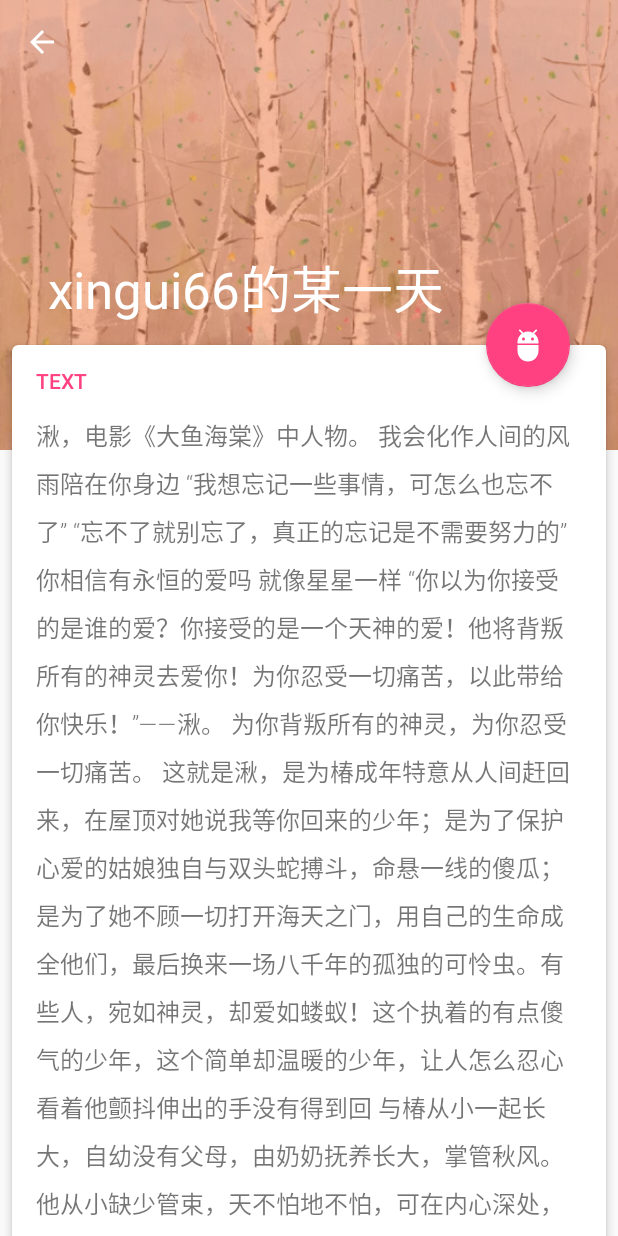
After one commit to xingui66/keer, an Android app: the DynamicDetailActivity screen opened directly, with no data from a screen before it, on a phone screen of 412 x 824 dp. The commit adds this screen. Run offline under Robolectric (Android 15) with nearby library versions, the phone set to English and light mode, and no system bars; network calls fail.

Commit message:
1.根据coordinatorlayut布局，编写了第二个页面 2.FloatActionButton的动态控制

```diff
--- a/app/build.gradle
+++ b/app/build.gradle
@@ -22,7 +22,6 @@ android {
         exclude 'META-INF/rxjava.properties'
     }
 }
-
 dependencies {
     compile fileTree(dir: 'libs', include: ['*.jar'])
     androidTestCompile('com.android.support.test.espresso:espresso-core:2.2.2', {
@@ -44,8 +43,9 @@ dependencies {
     compile 'com.google.dagger:dagger:2.0.2'
     compile 'com.jakewharton:butterknife:7.0.1'
     compile 'com.android.support:design:25.3.1'
+    compile 'com.google.android:flexbox:0.3.0'
     testCompile 'junit:junit:4.12'
+    compile "com.android.support:cardview-v7:25.3.1"
     apt 'com.google.dagger:dagger-compiler:2.0.2'
     provided 'org.glassfish:javax.annotation:10.0-b28'
-    compile 'com.google.android:flexbox:0.3.0'
 }
--- a/app/src/main/java/com/xingui/keer/ui/MainActivity.java
+++ b/app/src/main/java/com/xingui/keer/ui/MainActivity.java
@@ -1,6 +1,7 @@
 package com.xingui.keer.ui;
 
 import android.os.Bundle;
+import android.support.design.widget.FloatingActionButton;
 import android.support.v7.app.AppCompatActivity;
 import android.support.v7.widget.RecyclerView;
 import android.view.View;
@@ -17,6 +18,7 @@ import com.xingui.keer.component.DaggerLoginComponet;
 import com.xingui.keer.component.LoginComponet;
 import com.xingui.keer.module.LoginModule;
 import com.xingui.keer.presenter.LoginPresenter;
+import com.xingui.keer.ui.activity.DynamicDetailActivity;
 import com.xingui.keer.ui.adapter.HomeAdapter;
 import com.xingui.keer.view.KeerView;
 
@@ -32,6 +34,7 @@ public class MainActivity extends AppCompatActivity implements KeerView.LoginVie
 
     private Button login;
     private RecyclerView recyclerview;
+    private FloatingActionButton fab_main;
     private List<String> mDatas = new ArrayList<String>();
     //private HomeAdapter mAdapter;
     @Override
@@ -80,6 +83,15 @@ public class MainActivity extends AppCompatActivity implements KeerView.LoginVie
         recyclerview.setAdapter(new HomeAdapter(this,mDatas));
         //时间轴-
 
+        //页面跳转+
+        fab_main=(FloatingActionButton) findViewById(R.id.fab_main);
+        fab_main.setOnClickListener(new View.OnClickListener() {
+            @Override
+            public void onClick(View v) {
+                DynamicDetailActivity.start(MainActivity.this);
+            }
+        });
+        //页面跳转-
     }
 
     @Override
--- /dev/null
+++ b/app/src/main/java/com/xingui/keer/ui/activity/DynamicDetailActivity.java
@@ -0,0 +1,64 @@
+package com.xingui.keer.ui.activity;
+
+import android.content.Context;
+import android.content.Intent;
+import android.os.Bundle;
+import android.support.design.widget.AppBarLayout;
+import android.support.v4.view.ViewCompat;
+import android.support.v7.app.AppCompatActivity;
+import android.support.v7.widget.Toolbar;
+import android.view.View;
+
+import com.xingui.keer.R;
+
+public class DynamicDetailActivity extends AppCompatActivity implements AppBarLayout.OnOffsetChangedListener {
+    private View mFab;
+    private static final int PERCENTAGE_TO_SHOW_IMAGE = 20;
+    private int mMaxScrollSize;
+    private boolean mIsImageHidden;
+    @Override
+    protected void onCreate(Bundle savedInstanceState) {
+        super.onCreate(savedInstanceState);
+        setContentView(R.layout.activity_dynamic_detail);
+        mFab = findViewById(R.id.dynamic_fab);
+
+        Toolbar toolbar = (Toolbar) findViewById(R.id.dynamic_toolbar);
+        toolbar.setNavigationOnClickListener(new View.OnClickListener() {
+            @Override public void onClick(View v) {
+                onBackPressed();
+            }
+        });
+
+        AppBarLayout appbar = (AppBarLayout) findViewById(R.id.dynamic_appbar);
+        appbar.addOnOffsetChangedListener(this);
+
+    }
+
+    public static void start(Context c) {
+        c.startActivity(new Intent(c, DynamicDetailActivity.class));
+    }
+
+    @Override
+    public void onOffsetChanged(AppBarLayout appBarLayout, int i) {
+        if (mMaxScrollSize == 0)
+            mMaxScrollSize = appBarLayout.getTotalScrollRange();
+
+        int currentScrollPercentage = (Math.abs(i)) * 100
+                / mMaxScrollSize;
+
+        if (currentScrollPercentage >= PERCENTAGE_TO_SHOW_IMAGE) {
+            if (!mIsImageHidden) {
+                mIsImageHidden = true;
+
+                ViewCompat.animate(mFab).scaleY(0).scaleX(0).start();
+            }
+        }
+
+        if (currentScrollPercentage < PERCENTAGE_TO_SHOW_IMAGE) {
+            if (mIsImageHidden) {
+                mIsImageHidden = false;
+                ViewCompat.animate(mFab).scaleY(1).scaleX(1).start();
+            }
+        }
+    }
+}
--- /dev/null
+++ b/app/src/main/res/drawable/ic_adb_24dp.xml
@@ -0,0 +1,9 @@
+<vector xmlns:android="http://schemas.android.com/apk/res/android"
+        android:width="24dp"
+        android:height="24dp"
+        android:viewportWidth="24.0"
+        android:viewportHeight="24.0">
+    <path
+        android:fillColor="#FFFFFF"
+        android:pathData="M5,16c0,3.87 3.13,7 7,7s7,-3.13 7,-7v-4H5v4zM16.12,4.37l2.1,-2.1 -0.82,-0.83 -2.3,2.31C14.16,3.28 13.12,3 12,3s-2.16,0.28 -3.09,0.75L6.6,1.44l-0.82,0.83 2.1,2.1C6.14,5.64 5,7.68 5,10v1h14v-1c0,-2.32 -1.14,-4.36 -2.88,-5.63zM9,9c-0.55,0 -1,-0.45 -1,-1s0.45,-1 1,-1 1,0.45 1,1 -0.45,1 -1,1zm6,0c-0.55,0 -1,-0.45 -1,-1s0.45,-1 1,-1 1,0.45 1,1 -0.45,1 -1,1z"/>
+</vector>
--- /dev/null
+++ b/app/src/main/res/layout/activity_dynamic_detail.xml
@@ -0,0 +1,108 @@
+<?xml version="1.0" encoding="utf-8"?>
+<android.support.design.widget.CoordinatorLayout
+    xmlns:android="http://schemas.android.com/apk/res/android"
+    xmlns:app="http://schemas.android.com/apk/res-auto"
+    xmlns:tools="http://schemas.android.com/tools"
+    android:layout_width="match_parent"
+    android:layout_height="match_parent"
+    tools:context="com.xingui.keer.ui.activity.DynamicDetailActivity"
+    android:id="@+id/dynamic.main.coordinator"
+    android:fitsSystemWindows="true"
+    tools:ignore="RtlHardcoded">
+
+    <android.support.design.widget.AppBarLayout
+        android:id="@+id/dynamic.appbar"
+        android:layout_height="wrap_content"
+        android:layout_width="match_parent"
+        android:fitsSystemWindows="true"
+        android:theme="@style/ThemeOverlay.AppCompat.Dark.ActionBar">
+        <android.support.design.widget.CollapsingToolbarLayout
+            android:layout_width="match_parent"
+            android:layout_height="300dp"
+            app:title="xingui66的某一天"
+            app:expandedTitleMarginBottom="94dp"
+            app:layout_scrollFlags="scroll|exitUntilCollapsed"
+            app:statusBarScrim="#f9824a"
+            app:contentScrim="#f9824a"
+            android:fitsSystemWindows="true"
+            >
+            <ImageView
+                android:fitsSystemWindows="true"
+                android:layout_width="match_parent"
+                android:layout_height="match_parent"
+                android:src="@mipmap/chun"
+                android:tint="#84f9824a"
+                android:scaleType="centerCrop"/>
+            <android.support.v7.widget.Toolbar
+                android:id="@+id/dynamic.toolbar"
+                android:layout_width="match_parent"
+                android:layout_height="?attr/actionBarSize"
+                android:background="@null"
+                app:layout_collapseMode="pin"
+                style="@style/ToolBarWithNavigationBack">
+
+            </android.support.v7.widget.Toolbar>
+        </android.support.design.widget.CollapsingToolbarLayout>
+
+    </android.support.design.widget.AppBarLayout>
+
+
+    <android.support.v4.widget.NestedScrollView
+        android:layout_width="match_parent"
+        android:layout_height="match_parent"
+        android:scrollbars="none"
+        app:behavior_overlapTop="78dp"
+        app:layout_behavior="@string/appbar_scrolling_view_behavior">
+        <LinearLayout
+            android:layout_width="match_parent"
+            android:layout_height="wrap_content"
+            android:orientation="vertical">
+            <android.support.v7.widget.CardView
+                android:id="@+id/cardview.dynamic"
+                android:layout_width="match_parent"
+                android:layout_height="wrap_content"
+                app:contentPaddingBottom="16dp"
+                app:contentPaddingLeft="16dp"
+                app:contentPaddingRight="16dp"
+                app:cardCornerRadius="4dp"
+                app:cardBackgroundColor="@android:color/white"
+                app:cardElevation="4dp"
+                android:layout_margin="8dp"
+                >
+                <LinearLayout
+                    android:layout_width="match_parent"
+                    android:layout_height="wrap_content"
+                    android:orientation="vertical"
+                    >
+                    <TextView
+                        android:layout_width="match_parent"
+                        android:layout_height="wrap_content"
+                        android:text="@string/text_header"
+                        android:textAppearance="@style/TextAppearance.Header"
+                        style="@style/TextComponent.ItemRow"
+                        />
+
+                    <TextView
+                        android:layout_width="match_parent"
+                        android:layout_height="wrap_content"
+                        android:fontFamily="sans-serif-light"
+                        android:lineSpacingExtra="8dp"
+                        android:textSize="16sp"
+                        android:text="@string/oneday"
+                        />
+                    </LinearLayout>
+            </android.support.v7.widget.CardView>
+        </LinearLayout>
+    </android.support.v4.widget.NestedScrollView>
+    <android.support.design.widget.FloatingActionButton
+        android:id="@+id/dynamic.fab"
+        android:layout_width="wrap_content"
+        android:layout_height="wrap_content"
+        android:layout_marginRight="32dp"
+        android:elevation="8dp"
+        android:src="@drawable/ic_adb_24dp"
+        app:layout_anchorGravity="top|right|end"
+        app:layout_anchor="@id/cardview.dynamic"
+        tools:ignore="RtlHardcoded"
+        />
+</android.support.design.widget.CoordinatorLayout>
--- a/app/src/main/res/layout/activity_main.xml
+++ b/app/src/main/res/layout/activity_main.xml
@@ -122,6 +122,7 @@
     </android.support.v4.widget.NestedScrollView>
 
     <android.support.design.widget.FloatingActionButton
+        android:id="@+id/fab.main"
         android:layout_width="wrap_content"
         android:layout_height="wrap_content"
         android:layout_margin="20dp"
--- a/app/src/main/res/values/strings.xml
+++ b/app/src/main/res/values/strings.xml
@@ -1,4 +1,27 @@
 <resources>
     <string name="app_name">keer</string>
     <string name="title_activity_main2">Main2Activity</string>
+    <string name="example_title">This is an awesome title</string>
+    <string name="example_subtitle">I\'m a cool subtitle, larger than the title</string>
+
+    <string name="text_header">Text</string>
+    <string name="flexible_title">Flexible space</string>
+
+    <string name="header_about">About</string>
+    <string name="header_examples">Examples</string>
+
+    <string name="item_flexible_space_example">Flexible space example</string>
+    <string name="item_simple_coordinator_example">Simple coordinator example</string>
+    <string name="item_googleio_example">Google IO Detail example</string>
+    <string name="item_materialup_example">Material up profile example</string>
+
+    <string name="oneday">
+        湫，电影《大鱼海棠》中人物。
+        我会化作人间的风雨陪在你身边
+        “我想忘记一些事情，可怎么也忘不了”
+“忘不了就别忘了，真正的忘记是不需要努力的”
+        你相信有永恒的爱吗 就像星星一样
+        “你以为你接受的是谁的爱？你接受的是一个天神的爱！他将背叛所有的神灵去爱你！为你忍受一切痛苦，以此带给你快乐！”——湫。 为你背叛所有的神灵，为你忍受一切痛苦。 这就是湫，是为椿成年特意从人间赶回来，在屋顶对她说我等你回来的少年；是为了保护心爱的姑娘独自与双头蛇搏斗，命悬一线的傻瓜；是为了她不顾一切打开海天之门，用自己的生命成全他们，最后换来一场八千年的孤独的可怜虫。有些人，宛如神灵，却爱如蝼蚁！这个执着的有点傻气的少年，这个简单却温暖的少年，让人怎么忍心看着他颤抖伸出的手没有得到回
+与椿从小一起长大，自幼没有父母，由奶奶抚养长大，掌管秋风。他从小缺少管束，天不怕地不怕，可在内心深处，却最害怕让他所爱的人受苦。
+    </string>
 </resources>
--- a/app/src/main/res/values/styles.xml
+++ b/app/src/main/res/values/styles.xml
@@ -17,9 +17,39 @@
         <item name="android:windowDrawsSystemBarBackgrounds">true</item>
         <item name="android:statusBarColor">@android:color/transparent</item>
     </style>
-
+    <style name="ToolBarWithNavigationBack">
+        <item name="navigationIcon">@drawable/abc_ic_ab_back_material</item>
+    </style>
     <style name="AppTheme.AppBarOverlay" parent="ThemeOverlay.AppCompat.Dark.ActionBar" />
 
     <style name="AppTheme.PopupOverlay" parent="ThemeOverlay.AppCompat.Light" />
+    <style name="TextAppearance" parent="TextAppearance.AppCompat"/>
+    <style name="TextAppearance.Header">
+        <item name="android:textAllCaps">true</item>
+        <item name="android:fontFamily">sans-serif-medium</item>
+        <item name="android:textColor">?colorAccent</item>
+    </style>
 
+
+
+
+    <!--dynimic详情字体属性-->
+    <style name="TextComponent"/>
+
+    <style name="TextComponent.ItemRow">
+        <item name="android:gravity">center_vertical</item>
+        <item name="android:minHeight">48dp</item>
+    </style>
+
+    <style name="TextComponent.ItemRow.Selectable">
+        <item name="android:background">?android:attr/selectableItemBackground</item>
+        <item name="android:clickable">true</item>
+        <item name="android:paddingLeft">8dp</item>
+        <item name="android:paddingRight">8dp</item>
+    </style>
+    <style name="TextAppearance.ItemExample">
+        <item name="android:fontFamily">sans-serif-medium</item>
+        <item name="android:textSize">16sp</item>
+        <item name="android:textColor">#5f5f5f</item>
+    </style>
 </resources>
```
Also changed, not shown: app/src/main/AndroidManifest.xml (+6 -1 lines).
